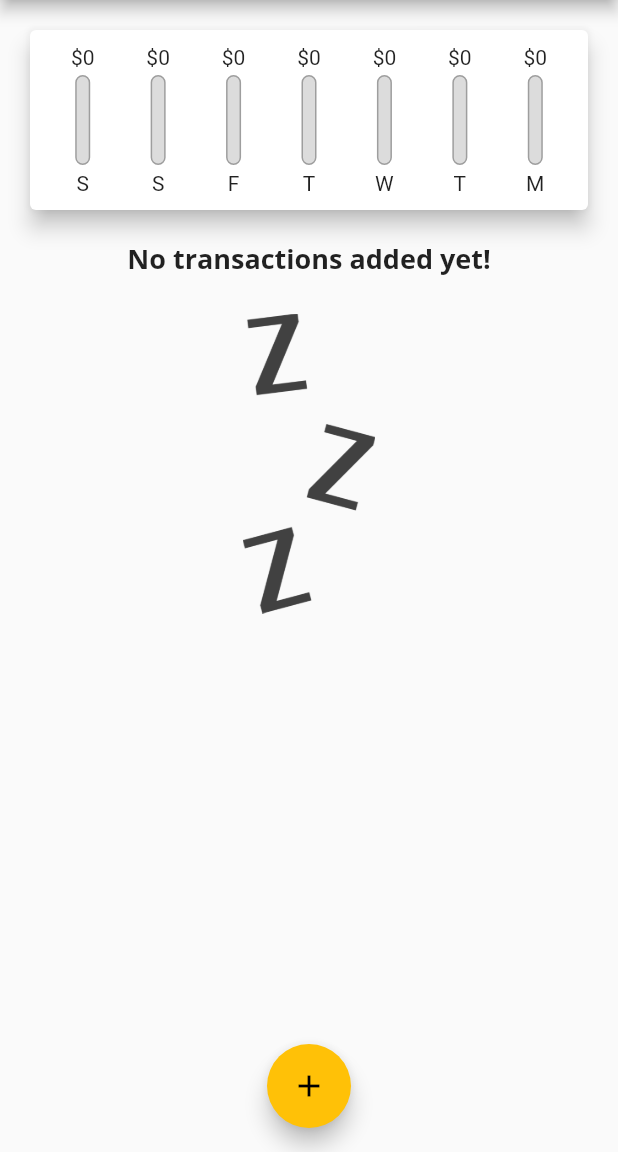
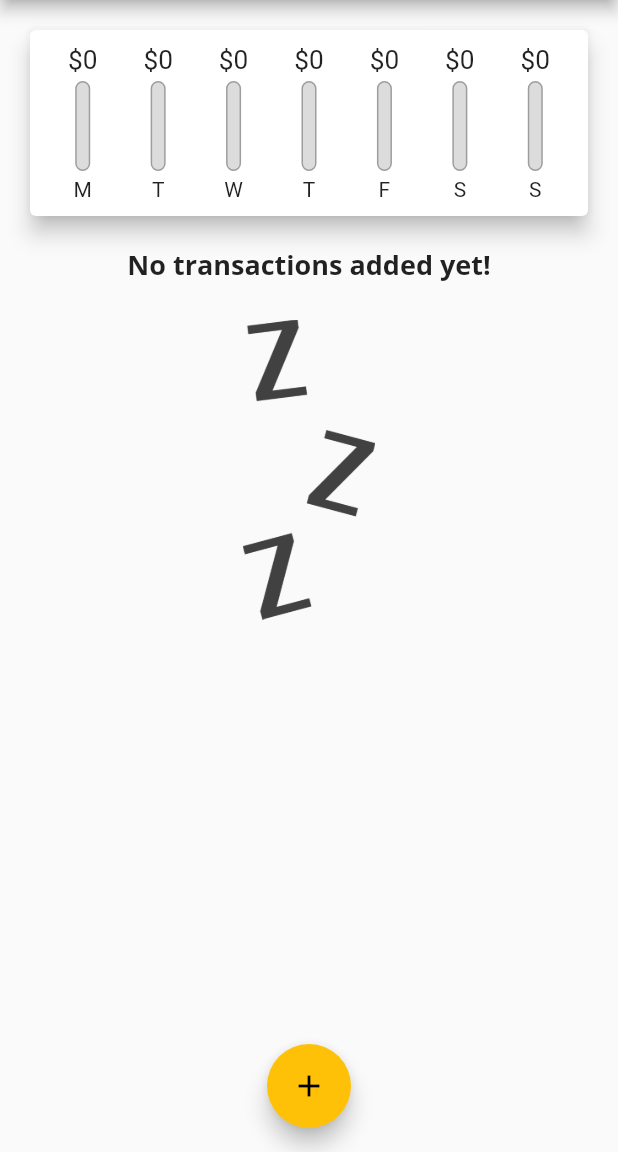
Before and after one commit to aimngx/expenses-app, a Flutter app: the screen it shows after launch, on a phone screen of 412 x 824 dp, the part 84-1236 px from its top. Run offline on Flutter 3.47's test engine with Material 2 defaults, Android fonts, the phone set to English and light mode, and no system bars.

Commit message:
improve overall chart

```diff
--- a/expenses_app/lib/chart.dart
+++ b/expenses_app/lib/chart.dart
@@ -33,7 +33,9 @@ class Chart extends StatelessWidget {
                 1), //use substring to get only the first letter from index 0 and end on 1
         'amount': totalSum,
       };
-    });
+    })
+        .reversed
+        .toList(); //reverse the list and use toList sbb reverese return iterable
   }
 
   double get totalSpending {
--- a/expenses_app/lib/chart_bar.dart
+++ b/expenses_app/lib/chart_bar.dart
@@ -17,8 +17,11 @@ class ChartBar extends StatelessWidget {
     return Column(
       children: [
         // use fittedbox to force the text to shrink
-        FittedBox(
-          child: Text('\$${spendingAmount.toStringAsFixed(0)}'),
+        Container(
+          height: 20,
+          child: FittedBox(
+            child: Text('\$${spendingAmount.toStringAsFixed(0)}'),
+          ),
         ),
         SizedBox(height: 4),
         Container(
```
Also changed, not shown: expenses_app/lib/transaction_list.dart (+54 -28 lines).
